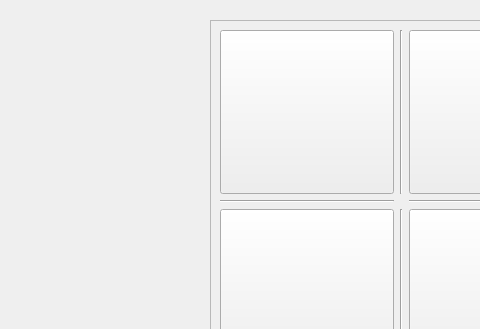
Before: the Qt Designer form pvai.ui in mo2menwael/Advanced-Tic-Tac-Toe, drawn with Qt 5; both pictures show x 0 to 480 and y 0 to 329 of the 789 by 600 pixel window.
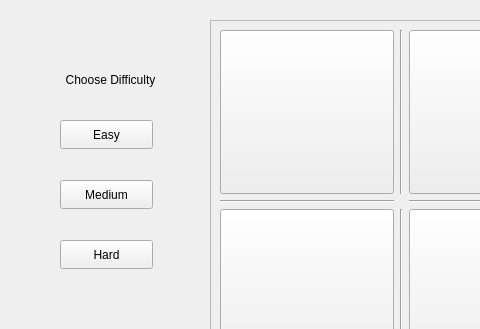
After: the same form once the commit is applied.

What changed in the file:
```diff
--- a/pvai.ui
+++ b/pvai.ui
@@ -252,6 +252,61 @@
     </layout>
    </widget>
   </widget>
+  <widget class="QLabel" name="difficulty">
+   <property name="geometry">
+    <rect>
+     <x>50</x>
+     <y>70</y>
+     <width>121</width>
+     <height>20</height>
+    </rect>
+   </property>
+   <property name="text">
+    <string>Choose Difficulty</string>
+   </property>
+   <property name="alignment">
+    <set>Qt::AlignCenter</set>
+   </property>
+  </widget>
+  <widget class="QPushButton" name="easy">
+   <property name="geometry">
+    <rect>
+     <x>60</x>
+     <y>120</y>
+     <width>93</width>
+     <height>29</height>
+    </rect>
+   </property>
+   <property name="text">
+    <string>Easy</string>
+   </property>
+  </widget>
+  <widget class="QPushButton" name="medium">
+   <property name="geometry">
+    <rect>
+     <x>60</x>
+     <y>180</y>
+     <width>93</width>
+     <height>29</height>
+    </rect>
+   </property>
+   <property name="text">
+    <string>Medium</string>
+   </property>
+  </widget>
+  <widget class="QPushButton" name="hard">
+   <property name="geometry">
+    <rect>
+     <x>60</x>
+     <y>240</y>
+     <width>93</width>
+     <height>29</height>
+    </rect>
+   </property>
+   <property name="text">
+    <string>Hard</string>
+   </property>
+  </widget>
  </widget>
  <resources/>
  <connections/>
```
